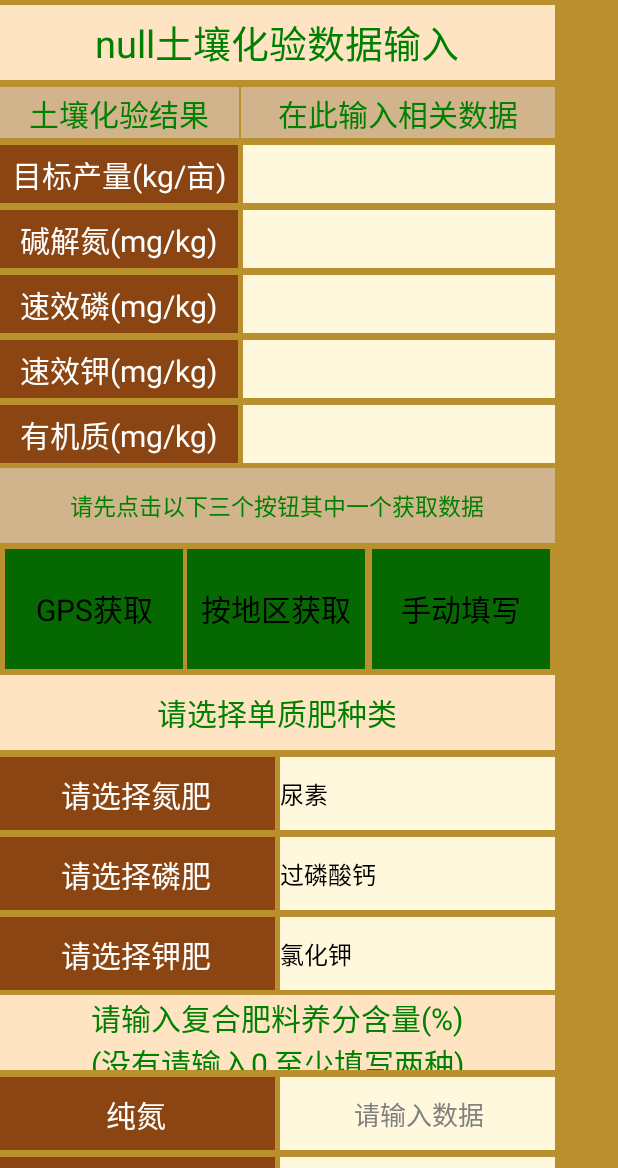
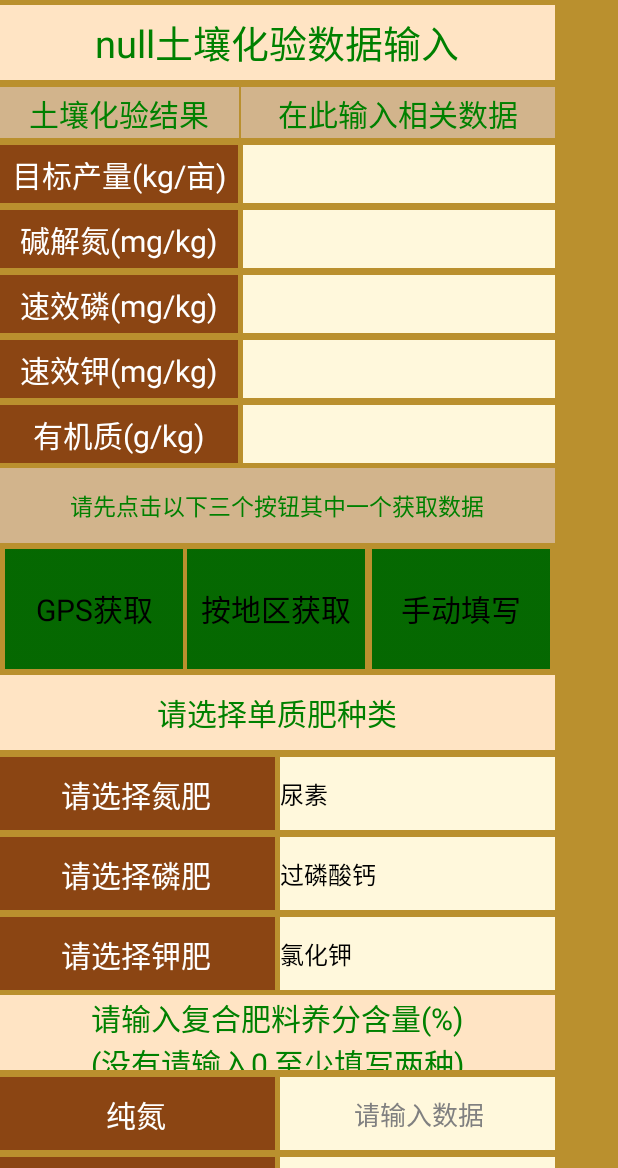
Before and after one commit to xiaobailong24-library/CleverFarmer, an Android app: the Turang screen opened directly, with no data from a screen before it, on a phone screen of 412 x 824 dp, the part 68-1236 px from its top. Run offline under Robolectric (Android 15) with nearby library versions, the phone set to English and light mode, and no system bars; 2 statements that could not run were skipped.

Commit message:
有新版本beta-0.9.1 	1-优化手动输入土地数据无法输入小数 	2-增加有机质含量

```diff
--- a/app/src/main/res/layout/activity_main.xml
+++ b/app/src/main/res/layout/activity_main.xml
@@ -11,7 +11,7 @@
         android:layout_gravity="center"
         android:layout_marginTop="84dp"
         android:text="欢迎使用威海市农业局"
-        android:textColor="#FF0000"
+        android:textColor="#ff0000"
         android:textSize="30sp"
         android:typeface="monospace"/>
 
@@ -20,7 +20,7 @@
         android:layout_height="wrap_content"
         android:layout_gravity="center"
         android:layout_marginTop="1dp"
-        android:text="施肥专家系统APP"
+        android:text="测土配方施肥专家系统"
         android:textColor="#FF0000"
         android:textSize="30sp"/>
 
--- a/app/src/main/res/layout/activity_turang.xml
+++ b/app/src/main/res/layout/activity_turang.xml
@@ -107,7 +107,7 @@
                 android:layout_marginTop="3dp"
                 android:background="#FFF8DC"
                 android:gravity="center"
-                android:inputType="number"
+                android:inputType="numberDecimal"
                 android:enabled="false"/>
 
         </LinearLayout>
@@ -139,7 +139,7 @@
                 android:layout_marginTop="3dp"
                 android:background="#FFF8DC"
                 android:gravity="center"
-                android:inputType="number"
+                android:inputType="numberDecimal"
                 android:enabled="false"/>
 
         </LinearLayout>
@@ -170,7 +170,7 @@
                 android:layout_marginTop="3dp"
                 android:background="#FFF8DC"
                 android:gravity="center"
-                android:inputType="number"
+                android:inputType="numberDecimal"
                 android:enabled="false"/>
 
         </LinearLayout>
@@ -189,7 +189,7 @@
                 android:layout_marginTop="3dp"
                 android:background="#8B4513"
                 android:gravity="center"
-                android:text="有机质(mg/kg)"
+                android:text="有机质(g/kg)"
                 android:textColor="#FFFFFF"
                 android:textSize="20dp"/>
 
@@ -201,7 +201,7 @@
                 android:layout_marginTop="3dp"
                 android:background="#FFF8DC"
                 android:gravity="center"
-                android:inputType="number"
+                android:inputType="numberDecimal"
                 android:enabled="false"/>
 
         </LinearLayout>
@@ -439,7 +439,7 @@
                 android:background="#FFF8DC"
                 android:gravity="center"
                 android:hint="请输入数据"
-                android:inputType="number"
+                android:inputType="numberDecimal"
                 android:textSize="17sp"/>
         </LinearLayout>
 
@@ -470,7 +470,7 @@
                 android:background="#FFF8DC"
                 android:gravity="center"
                 android:hint="请输入数据"
-                android:inputType="number"
+                android:inputType="numberDecimal"
                 android:textSize="17sp"/>
         </LinearLayout>
 
```
Also changed, not shown: app/src/main/java/com/qtech/cleverfarmer/Activities/Turang.java (+4 -5 lines).
